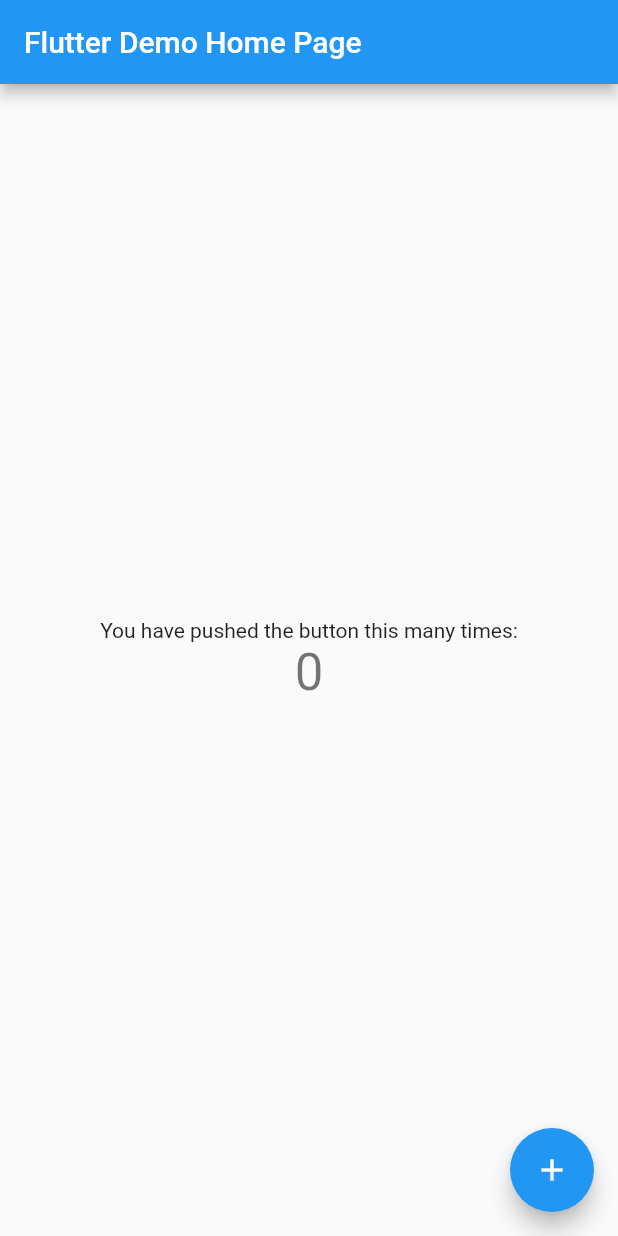
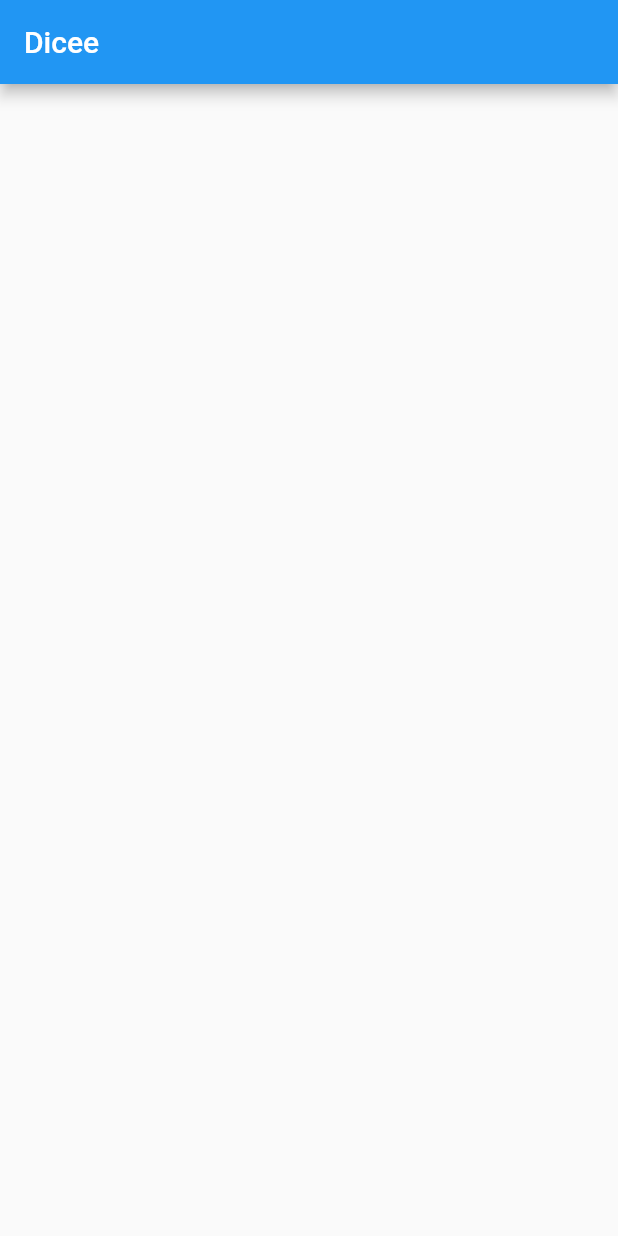
Before and after one commit to adilsontchameia/Rolling-Dicee, a Flutter app: the screen it shows after launch, on a phone screen of 412 x 824 dp. Run offline on Flutter 3.47's test engine with Material 2 defaults, Android fonts, the phone set to English and light mode, and no system bars.

Commit message:
criacao da main ui

```diff
--- a/lib/main.dart
+++ b/lib/main.dart
@@ -1,113 +1,24 @@
 import 'package:flutter/material.dart';
 
 void main() {
-  runApp(MyApp());
+  runApp(MaterialApp(
+    home: Home(),
+    debugShowCheckedModeBanner: false,
+  ));
 }
 
-class MyApp extends StatelessWidget {
-  // This widget is the root of your application.
+class Home extends StatefulWidget {
+  @override
+  _HomeState createState() => _HomeState();
+}
+
+class _HomeState extends State<Home> {
   @override
   Widget build(BuildContext context) {
-    return MaterialApp(
-      title: 'Flutter Demo',
-      theme: ThemeData(
-        // This is the theme of your application.
-        //
-        // Try running your application with "flutter run". You'll see the
-        // application has a blue toolbar. Then, without quitting the app, try
-        // changing the primarySwatch below to Colors.green and then invoke
-        // "hot reload" (press "r" in the console where you ran "flutter run",
-        // or simply save your changes to "hot reload" in a Flutter IDE).
-        // Notice that the counter didn't reset back to zero; the application
-        // is not restarted.
-        primarySwatch: Colors.blue,
+    return Scaffold(
+      appBar: AppBar(
+        title: Text("Dicee"),
       ),
-      home: MyHomePage(title: 'Flutter Demo Home Page'),
     );
   }
 }
-
-class MyHomePage extends StatefulWidget {
-  MyHomePage({Key key, this.title}) : super(key: key);
-
-  // This widget is the home page of your application. It is stateful, meaning
-  // that it has a State object (defined below) that contains fields that affect
-  // how it looks.
-
-  // This class is the configuration for the state. It holds the values (in this
-  // case the title) provided by the parent (in this case the App widget) and
-  // used by the build method of the State. Fields in a Widget subclass are
-  // always marked "final".
-
-  final String title;
-
-  @override
-  _MyHomePageState createState() => _MyHomePageState();
-}
-
-class _MyHomePageState extends State<MyHomePage> {
-  int _counter = 0;
-
-  void _incrementCounter() {
-    setState(() {
-      // This call to setState tells the Flutter framework that something has
-      // changed in this State, which causes it to rerun the build method below
-      // so that the display can reflect the updated values. If we changed
-      // _counter without calling setState(), then the build method would not be
-      // called again, and so nothing would appear to happen.
-      _counter++;
-    });
-  }
-
-  @override
-  Widget build(BuildContext context) {
-    // This method is rerun every time setState is called, for instance as done
-    // by the _incrementCounter method above.
-    //
-    // The Flutter framework has been optimized to make rerunning build methods
-    // fast, so that you can just rebuild anything that needs updating rather
-    // than having to individually change instances of widgets.
-    return Scaffold(
-      appBar: AppBar(
-        // Here we take the value from the MyHomePage object that was created by
-        // the App.build method, and use it to set our appbar title.
-        title: Text(widget.title),
-      ),
-      body: Center(
-        // Center is a layout widget. It takes a single child and positions it
-        // in the middle of the parent.
-        child: Column(
-          // Column is also a layout widget. It takes a list of children and
-          // arranges them vertically. By default, it sizes itself to fit its
-          // children horizontally, and tries to be as tall as its parent.
-          //
-          // Invoke "debug painting" (press "p" in the console, choose the
-          // "Toggle Debug Paint" action from the Flutter Inspector in Android
-          // Studio, or the "Toggle Debug Paint" command in Visual Studio Code)
-          // to see the wireframe for each widget.
-          //
-          // Column has various properties to control how it sizes itself and
-          // how it positions its children. Here we use mainAxisAlignment to
-          // center the children vertically; the main axis here is the vertical
-          // axis because Columns are vertical (the cross axis would be
-          // horizontal).
-          mainAxisAlignment: MainAxisAlignment.center,
-          children: <Widget>[
-            Text(
-              'You have pushed the button this many times:',
-            ),
-            Text(
-              '$_counter',
-              style: Theme.of(context).textTheme.headline4,
-            ),
-          ],
-        ),
-      ),
-      floatingActionButton: FloatingActionButton(
-        onPressed: _incrementCounter,
-        tooltip: 'Increment',
-        child: Icon(Icons.add),
-      ), // This trailing comma makes auto-formatting nicer for build methods.
-    );
-  }
-}
```
Also changed, not shown: 1 other file.
